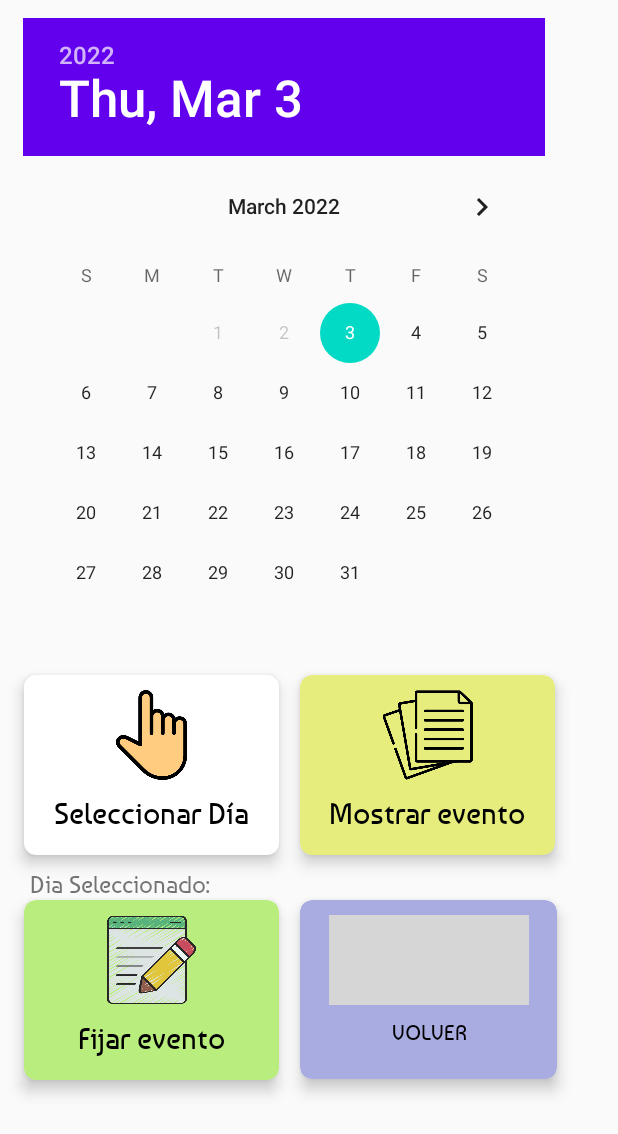
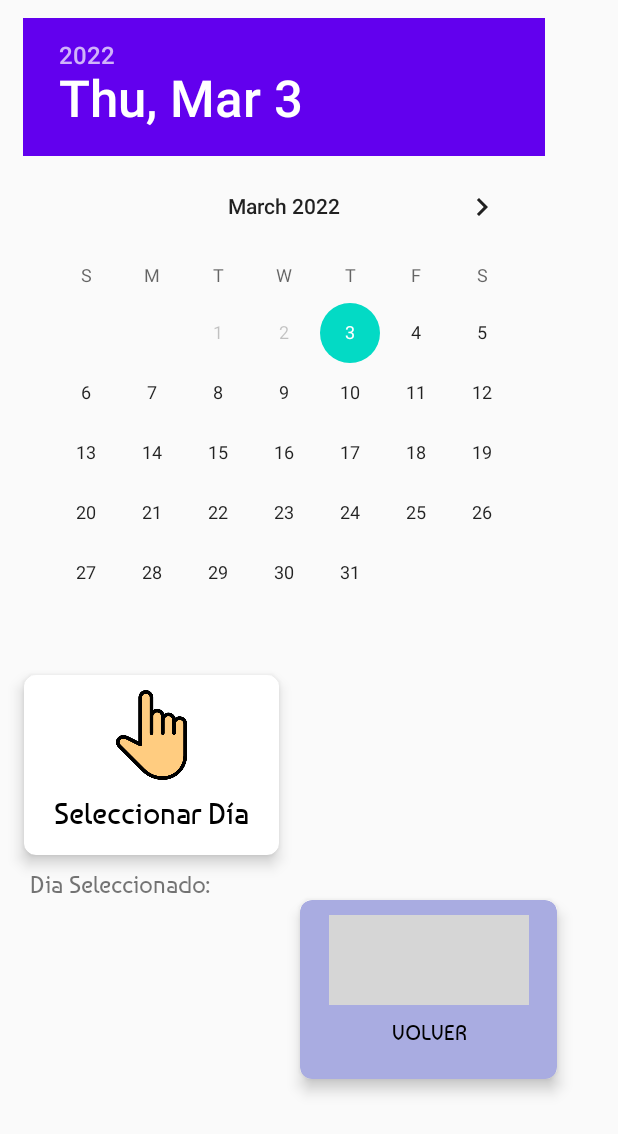
Before and after one commit to cury009/AgendaFotografica, an Android app: the InsertarActivity screen opened directly, with no data from a screen before it, after a tap on "VOLVER", on a phone screen of 412 x 824 dp. Shown: the top 1134 px of the screen. Run offline under Robolectric (Android 15) with nearby library versions, the phone set to English and light mode, and no system bars; our stand-ins replace Firebase (no records; nobody signed in at launch, a user with empty details on screens opened directly); grey boxes are pictures that could not be loaded.

Commit message:
Sesion 20 03/03/2022 1h
Habilitar o ocultar botones fijar evento y mostrar evento en CalendarioActivity

```diff
--- a/app/src/main/java/com/example/agendafotografica/actividades/modelos/EventoDB.java
+++ b/app/src/main/java/com/example/agendafotografica/actividades/modelos/EventoDB.java
@@ -54,8 +54,8 @@ public class EventoDB {
         ArrayList<Evento> eventos = new ArrayList<Evento>();
         try {
             //System.out.println("entra al try al obtener?");
-            //String ordenSQL = "SELECT * FROM evento WHERE correo like  ?"; //es el sql para obtenerlo
-            String ordenSQL = "SELECT * FROM evento WHERE fecha AND hora like  ?, ? "; //es el sql para obtenerlo
+            String ordenSQL = "SELECT * FROM evento WHERE correo like  ?"; //es el sql para obtenerlo
+            //String ordenSQL = "SELECT * FROM evento WHERE fecha AND hora like  ?, ? "; //es el sql para obtenerlo
             PreparedStatement sentencia = conexion.prepareStatement(ordenSQL); //crea una sentencia preparada de evento
 
              sentencia.setString(1, correo);
--- a/app/src/main/java/com/example/agendafotografica/actividades/vistas/CalendarioActivity.java
+++ b/app/src/main/java/com/example/agendafotografica/actividades/vistas/CalendarioActivity.java
@@ -8,6 +8,7 @@ import android.content.Intent;
 import android.os.Bundle;
 import android.view.View;
 import android.widget.DatePicker;
+import android.widget.EditText;
 import android.widget.TextView;
 import android.widget.Toast;
 
@@ -22,6 +23,9 @@ public class CalendarioActivity extends AppCompatActivity {
     private TextView dateValueTextView;
     private CardView seleccionarDia;
 
+    private CardView insertarbtn;
+    private CardView mostrarbtn;
+    private CardView seleccionarbtn;
     public static final String enviarFecha= "fecha";
     @Override
     protected void onCreate(Bundle savedInstanceState) {
@@ -30,8 +34,12 @@ public class CalendarioActivity extends AppCompatActivity {
 
         super.onCreate(savedInstanceState);
         setContentView(R.layout.activity_calendario);
+        insertarbtn = findViewById(R.id.cardinsertar);
+        mostrarbtn = findViewById(R.id.cardmostrar);
+        //seleccionarbtn = findViewById(R.id.card);
 
         datePicker = (DatePicker) findViewById(R.id.date_picker);
+
 
         dateValueTextView = (TextView) findViewById(R.id.date_selected_text_view);
         seleccionarDia = (CardView) findViewById(R.id.cardseleccionarDia);
@@ -40,14 +48,31 @@ public class CalendarioActivity extends AppCompatActivity {
         Calendar today = Calendar.getInstance();
         long now = today.getTimeInMillis();
         datePicker.setMinDate(now);
+        //dateValueTextView.setText(datePicker.se);
 
 
     }
 
+
     //método boton selecciona el dia
     public void seleccionar(View view) {
-        Toast.makeText(getApplicationContext(), "Selecciona el dia", Toast.LENGTH_SHORT).show();
+        //Toast.makeText(getApplicationContext(), "Selecciona el dia", Toast.LENGTH_SHORT).show();
+
         dateValueTextView.setText(datePicker.getDayOfMonth() + "/" +(datePicker.getMonth()+1)  + "/" + datePicker.getYear());
+
+        if (!(dateValueTextView == null)) { //si tiene texto entra
+            insertarbtn.setVisibility(View.VISIBLE);
+            mostrarbtn.setVisibility(View.VISIBLE);
+            /*seleccionarDia.setOnClickListener(new View.OnClickListener() {
+                @Override
+                public void onClick(View view) {
+                    insertarbtn.setEnabled(true);
+                }
+            });
+
+             */
+        }
+
 
 
     }
@@ -70,6 +95,7 @@ public class CalendarioActivity extends AppCompatActivity {
         Intent mostrar = new Intent(this, MostrarActivity.class);
         startActivity(mostrar);
 
+
     }
 
 
--- a/app/src/main/java/com/example/agendafotografica/actividades/vistas/InsertarActivity.java
+++ b/app/src/main/java/com/example/agendafotografica/actividades/vistas/InsertarActivity.java
@@ -62,8 +62,24 @@ public class InsertarActivity extends AppCompatActivity {
 
 
         //atributos spinner
-        String [] horas = {"15:00", "17:00", "19:00"};
+        /*String [] horas = {"15:00", "17:00", "19:00"};
         ArrayAdapter <String> adapter = new ArrayAdapter<String>(this, android.R.layout.simple_spinner_item, horas);
+        spinnerHora.setAdapter(adapter);
+
+         */
+
+        ArrayList<String> myList = new ArrayList<String>();
+
+       //if (horaOcupada == true) {
+            //no añade
+       // }
+       // else {
+            myList.add("15:00");
+        //}
+
+        myList.add("17:00");
+        myList.add("19:00");
+        ArrayAdapter <String> adapter = new ArrayAdapter<String>(this, android.R.layout.simple_spinner_item, myList);
         spinnerHora.setAdapter(adapter);
 
         //atributos spinner
--- a/app/src/main/java/com/example/agendafotografica/actividades/vistas/RegistrarActivity.java
+++ b/app/src/main/java/com/example/agendafotografica/actividades/vistas/RegistrarActivity.java
@@ -130,7 +130,8 @@ public class RegistrarActivity extends AppCompatActivity {
     //metodo para validar Nombre
     private boolean validateName(EditText edtNombre) { //devuelve true o false si el campo edtnombre
         nombre = String.valueOf(edtNombre.getText()); //lo guardamos en formato String
-        if (!nombre.isEmpty()) { //si nombre no esta vacio
+        if (!nombre.isEmpty()) { //si nombre
+            // no esta vacio
 
             return true; //devuelve true
         } else { //si nombre esta vacio
--- a/app/src/main/res/layout/activity_calendario.xml
+++ b/app/src/main/res/layout/activity_calendario.xml
@@ -88,6 +88,7 @@
         android:layout_marginBottom="16dp"
         android:foreground="?selectableItemBackground"
         android:onClick="mostrar"
+        android:visibility="invisible"
         app:cardBackgroundColor="#E6ED7D"
         app:cardCornerRadius="8dp"
         app:cardElevation="6dp"
@@ -131,8 +132,10 @@
         android:layout_marginLeft="16dp"
         android:layout_marginTop="600dp"
         android:layout_marginBottom="16dp"
+        android:enabled="false"
         android:foreground="?selectableItemBackground"
         android:onClick="insertar"
+        android:visibility="invisible"
         app:cardBackgroundColor="#B9ED7D"
         app:cardCornerRadius="8dp"
         app:cardElevation="6dp"
```
